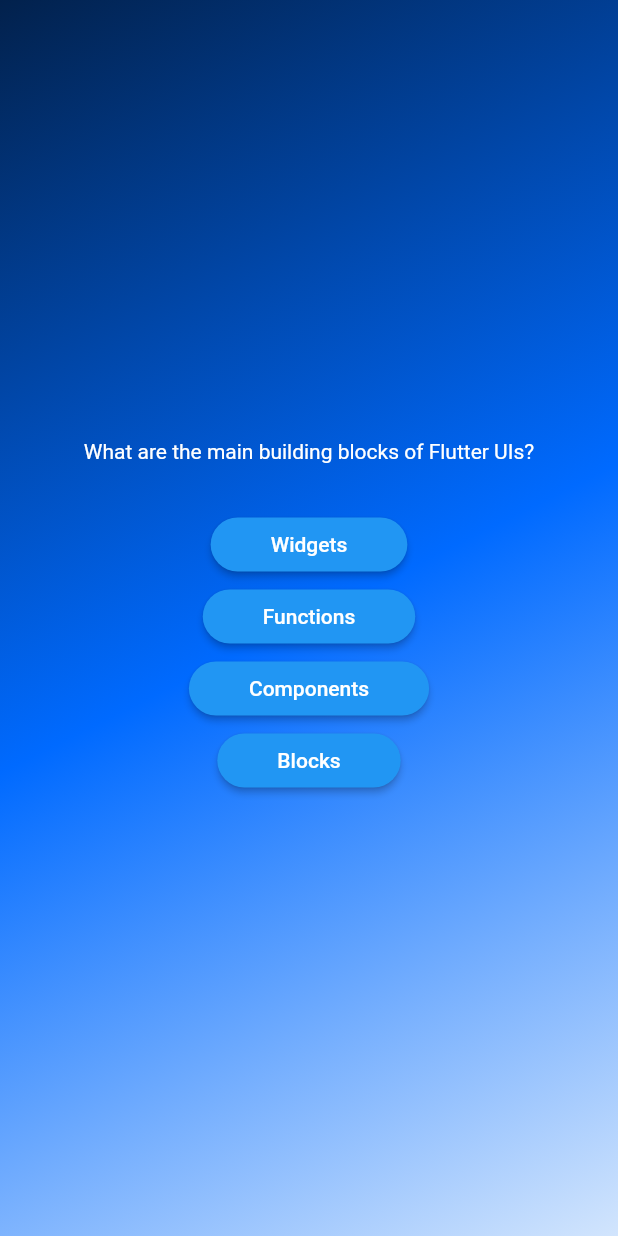
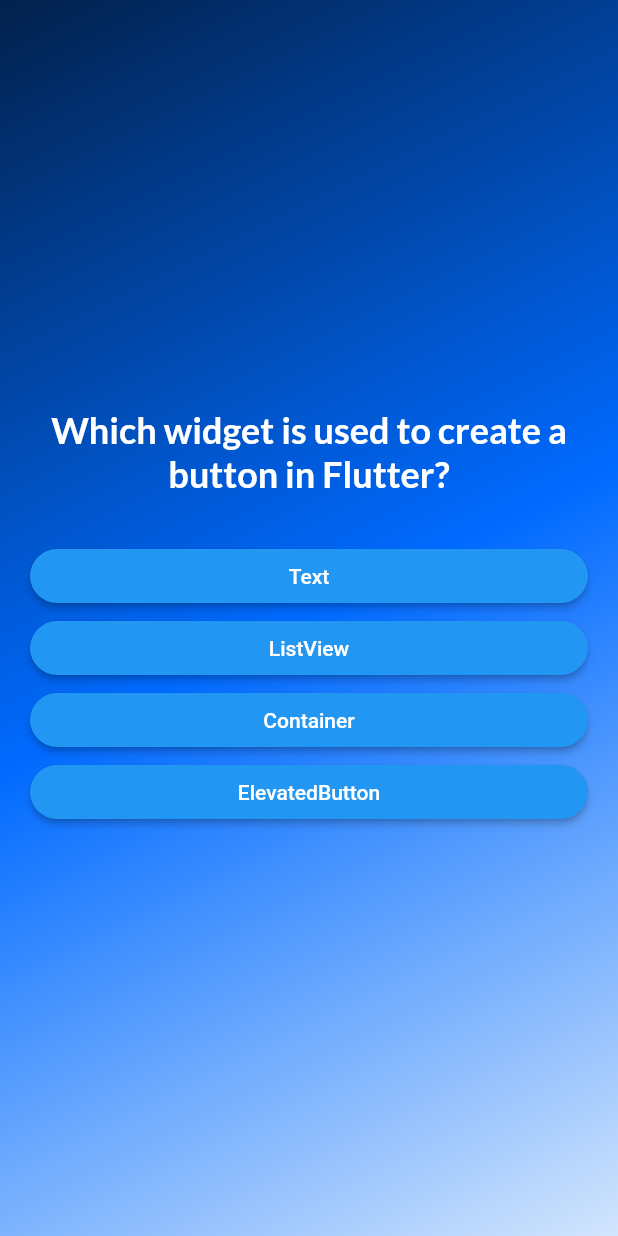
Before and after one commit to adarsh-fr/Flutter_Quiz_APP, a Flutter app: the screen it shows after launch, after a tap on "Start Quiz", after a tap on "Functions", on a phone screen of 412 x 824 dp. Run offline on Flutter 3.47's test engine with Material 2 defaults, Android fonts, the phone set to English and light mode, and no system bars; our stand-ins replace google_fonts.

Commit message:
Switiching Questions to the end

```diff
--- a/lib/answer_button.dart
+++ b/lib/answer_button.dart
@@ -1,5 +1,3 @@
-import 'dart:ffi';
-
 import 'package:flutter/material.dart';
 
 class AnswerButton extends StatelessWidget {
@@ -7,22 +5,21 @@ class AnswerButton extends StatelessWidget {
       {super.key, required this.answerText, required this.onTap});
 
   final String answerText;
-  final Void Function() onTap;
+  final VoidCallback onTap;
 
   @override
   Widget build(BuildContext context) {
     return ElevatedButton(
       onPressed: onTap,
       style: ElevatedButton.styleFrom(
-        shape: RoundedRectangleBorder(
-          borderRadius: BorderRadius.circular(40),
-        ),
-        padding: const EdgeInsets.symmetric(
-          vertical: 10,
-          horizontal: 40
-        )
+          shape: RoundedRectangleBorder(
+            borderRadius: BorderRadius.circular(40),
+          ),
+          padding: const EdgeInsets.symmetric(vertical: 10, horizontal: 40)),
+      child: Text(
+        answerText,
+        textAlign: TextAlign.center,
       ),
-      child: Text(answerText),
     );
   }
 }
--- a/lib/data/questions_data.dart
+++ b/lib/data/questions_data.dart
@@ -1,19 +1,19 @@
 import 'package:quiz_app/models/questions.dart';
 
-const questionsReal = [
-  QuestionModel(
+const questions_data = [
+  QuestionFormat(
     'What are the main building blocks of Flutter UIs?',
     ['Widgets', 'Functions', 'Components', 'Blocks'],
   ),
-  QuestionModel(
+  QuestionFormat(
     'Which widget is used to create a button in Flutter?',
     ['ElevatedButton', 'Text', 'Container', 'ListView'],
   ),
-  QuestionModel(
+  QuestionFormat(
     'What is the command used to create a new Flutter project?',
     ['flutter create', 'flutter new', 'flutter init', 'flutter project'],
   ),
-  QuestionModel(
+  QuestionFormat(
     'What is the purpose of the "pubspec.yaml" file in a Flutter project?',
     [
       'To declare project dependencies and configuration',
@@ -22,7 +22,7 @@ const questionsReal = [
       'To manage routing'
     ],
   ),
-  QuestionModel(
+  QuestionFormat(
     'Which package is commonly used for state management in Flutter?',
     ['Provider', 'http', 'shared_preferences', 'intl'],
   ),
--- a/lib/models/questions.dart
+++ b/lib/models/questions.dart
@@ -1,6 +1,12 @@
-class QuestionModel {
-  const QuestionModel(this.text, this.answers);
+class QuestionFormat {
+  const QuestionFormat(this.text, this.answers);
 
   final String text;
   final List<String> answers;
+
+  List<String> getShuffledAnswers() {
+    final shuffledAnswers = List.of(answers);
+    shuffledAnswers.shuffle();
+    return shuffledAnswers;
+  }
 }
--- a/lib/questions_screen.dart
+++ b/lib/questions_screen.dart
@@ -1,9 +1,13 @@
 import 'package:flutter/material.dart';
+import 'package:google_fonts/google_fonts.dart';
+
 import 'package:quiz_app/answer_button.dart';
 import 'package:quiz_app/data/questions_data.dart';
 
 class QuestionsScreen extends StatefulWidget {
-  const QuestionsScreen({super.key});
+  const QuestionsScreen({super.key, required this.onSelectAnswer});
+
+  final void Function(String answer) onSelectAnswer;
   @override
   State<QuestionsScreen> createState() {
     return _QuestionsScreenState();
@@ -11,33 +15,52 @@ class QuestionsScreen extends StatefulWidget {
 }
 
 class _QuestionsScreenState extends State<QuestionsScreen> {
+  var currQuestionIndex = 0;
+
+  void answerQuestion(String selectedAnswers) {
+    widget.onSelectAnswer(selectedAnswers);
+    setState(() {
+      currQuestionIndex++;
+    });
+  }
+
   @override
   Widget build(context) {
-    final currentQuestion = questionsReal[0];
+    final currentQuestion = questions_data[currQuestionIndex];
 
     return SizedBox(
       width: double.infinity,
+      child: Container(
+        margin: const EdgeInsets.all(20),
         child: Column(
           mainAxisAlignment: MainAxisAlignment.center,
+          crossAxisAlignment: CrossAxisAlignment.stretch,
           children: [
             Text(
               currentQuestion.text,
-            style: const TextStyle(color: Colors.white),
+              style: GoogleFonts.lato(
+                color: Colors.white,
+                fontSize: 24,
+                fontWeight: FontWeight.bold,
+              ),
+              textAlign: TextAlign.center,
             ),
             const SizedBox(
               height: 30,
             ),
-          ...currentQuestion.answers.map(
+            ...currentQuestion.getShuffledAnswers().map(
               (answer) {
                 return AnswerButton(
                   answerText: answer,
                   onTap: () {
-                    throw '';
-                  });
+                    answerQuestion(answer);
+                  },
+                );
               },
             ),
           ],
         ),
+      ),
     );
   }
 }
--- a/lib/quiz.dart
+++ b/lib/quiz.dart
@@ -1,5 +1,8 @@
 import 'package:flutter/material.dart';
+
+import 'package:quiz_app/data/questions_data.dart';
 import 'package:quiz_app/questions_screen.dart';
+import 'package:quiz_app/results_screen.dart';
 import 'package:quiz_app/start_screen.dart';
 
 class Quiz extends StatefulWidget {
@@ -11,7 +14,21 @@ class Quiz extends StatefulWidget {
 }
 
 class _QuizState extends State<Quiz> {
-  Widget? activeScreen;
+  List<String> selectedAnswers = [];
+  Widget activeScreen = StartScreen(() {});
+
+  void chooseAnswer(String answer) {
+    selectedAnswers.add(answer);
+
+    if (selectedAnswers.length == questions_data.length) {
+      setState(() {
+        selectedAnswers = [];
+        activeScreen = ResultScreen(
+          choosenAnswers: selectedAnswers,
+        );
+      });
+    }
+  }
 
   @override
   void initState() {
@@ -21,11 +38,11 @@ class _QuizState extends State<Quiz> {
 
   void switchScreen() {
     setState(() {
-      activeScreen = const QuestionsScreen();
+      activeScreen = QuestionsScreen(onSelectAnswer: chooseAnswer);
     });
   }
 
- @override
+  @override
   Widget build(context) {
     return MaterialApp(
       home: Scaffold(
--- a/pubspec.yaml
+++ b/pubspec.yaml
@@ -35,6 +35,7 @@ dependencies:
   # The following adds the Cupertino Icons font to your application.
   # Use with the CupertinoIcons class for iOS style icons.
   cupertino_icons: ^1.0.2
+  google_fonts: ^4.0.4
 
 dev_dependencies:
   flutter_test:
```
Also changed, not shown: lib/results_screen.dart (added, +41 -0 lines), pubspec.lock, 7 other files. Lines whose indentation alone changed are shown as unchanged.
